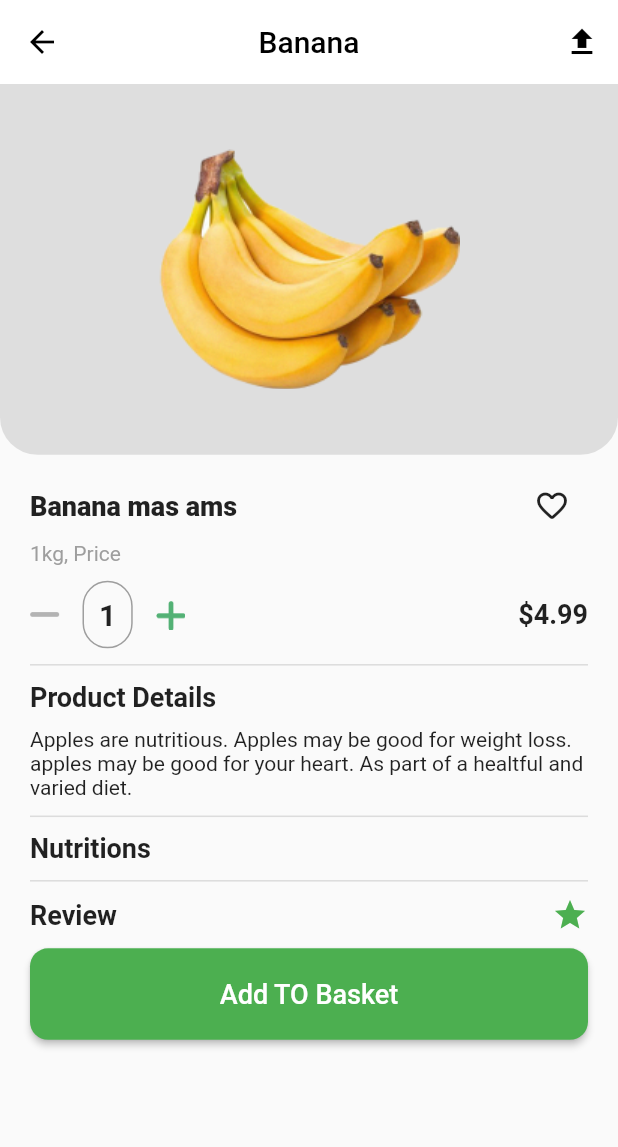
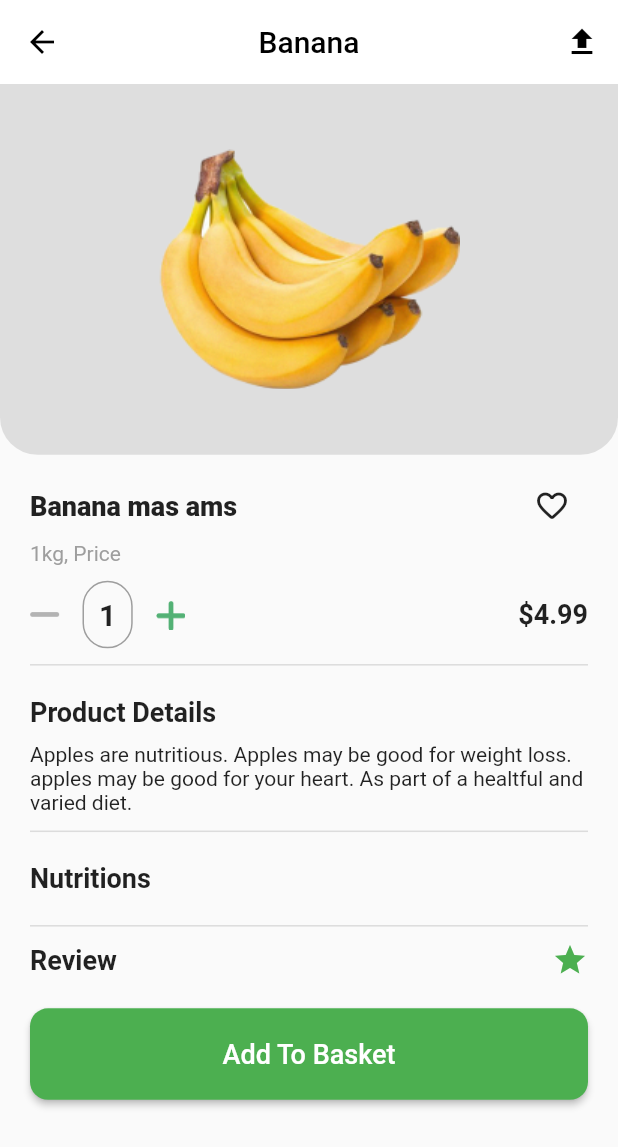
Before and after one commit to ZiadElsaadany/E-Commerce-App-Flutter, a Flutter app: the CardDetails screen opened by its route, on a phone screen of 412 x 824 dp. Shown: the top 1147 px of the screen. Run offline on Flutter 3.47's test engine with Material 2 defaults, Android fonts, the phone set to English and light mode, and no system bars; our stand-ins replace carousel_slider, simple_animations, supercharged.

Commit message:
card details updated

```diff
--- a/lib/view/card_details/card_details_screen.dart
+++ b/lib/view/card_details/card_details_screen.dart
@@ -84,7 +84,8 @@ static const String id = 'CardDet';
                   height: 2,
                   thickness: 1,
                 ),
-                SizedBox(height: 10 ) ,
+                SizedBox(height: 20,),
+
                 const Text('Product Details',style: TextStyle (
                     fontSize: 18,
                     fontWeight: FontWeight.bold),),
@@ -96,12 +97,14 @@ static const String id = 'CardDet';
                   height: 2,
                   thickness: 1,
                 ),
-                SizedBox(height: 10 ) ,
+              SizedBox(height: 20,),
 
                 const Text('Nutritions',style: TextStyle (
                     fontSize: 18,
                     fontWeight: FontWeight.bold),),
-                SizedBox(height: 10 ) ,
+                SizedBox(height: 20,),
+
+
 
                 Divider(
                   height: 2,
@@ -118,10 +121,10 @@ static const String id = 'CardDet';
                  ]
 
                ),
-                SizedBox(height: 10 ) ,
+                SizedBox(height: 20,),
                 SizedBox(
                     width: double.infinity,
-                    child: CustomButton(word: 'Add TO Basket', txt: Home.id))
+                    child: CustomButton(word: 'Add To Basket', txt: Home.id))
               ],
             ),
           )
```
